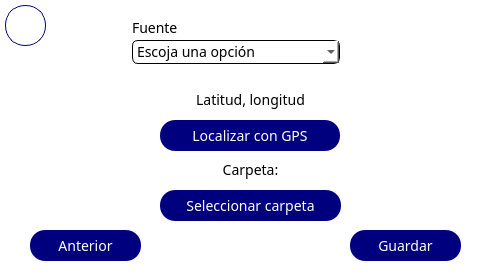
Old version of the form src/views/Save.ui in the repository Giocerz/water_quality_rpi.
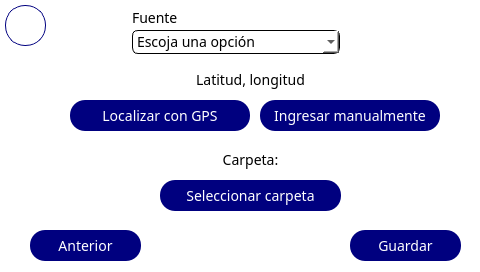
New version of the form. The open tabs and pages were chosen to show the change.

What changed in the file:
```diff
--- a/src/views/Save.ui
+++ b/src/views/Save.ui
@@ -168,7 +168,7 @@
       <property name="geometry">
        <rect>
         <x>132</x>
-        <y>40</y>
+        <y>30</y>
         <width>218</width>
         <height>29</height>
        </rect>
@@ -295,8 +295,8 @@
      <widget class="QPushButton" name="gpsBtn">
       <property name="geometry">
        <rect>
-        <x>160</x>
-        <y>120</y>
+        <x>70</x>
+        <y>100</y>
         <width>180</width>
         <height>31</height>
        </rect>
@@ -318,7 +318,7 @@
       <property name="geometry">
        <rect>
         <x>110</x>
-        <y>90</y>
+        <y>70</y>
         <width>281</width>
         <height>21</height>
        </rect>
@@ -353,7 +353,7 @@
       <property name="geometry">
        <rect>
         <x>160</x>
-        <y>190</y>
+        <y>180</y>
         <width>181</width>
         <height>31</height>
        </rect>
@@ -375,7 +375,7 @@
       <property name="geometry">
        <rect>
         <x>110</x>
-        <y>160</y>
+        <y>150</y>
         <width>281</width>
         <height>21</height>
        </rect>
@@ -388,7 +388,7 @@
       <property name="geometry">
        <rect>
         <x>132</x>
-        <y>20</y>
+        <y>10</y>
         <width>55</width>
         <height>16</height>
        </rect>
@@ -397,6 +397,28 @@
        <string>Fuente</string>
       </property>
      </widget>
+     <widget class="QPushButton" name="gpsManualBtn">
+      <property name="geometry">
+       <rect>
+        <x>260</x>
+        <y>100</y>
+        <width>180</width>
+        <height>31</height>
+       </rect>
+      </property>
+      <property name="styleSheet">
+       <string notr="true">border-radius: 20px;
+background-color: #00007f;
+color: white;
+border: none;
+border-radius: 15px;
+
+</string>
+      </property>
+      <property name="text">
+       <string>Ingresar manualmente</string>
+      </property>
+     </widget>
     </widget>
     <widget class="QWidget" name="page_3">
      <widget class="QPushButton" name="openCreateFolderBtn">
```
Left out of the diff: 10 changed lines with no effect on the pictures.
